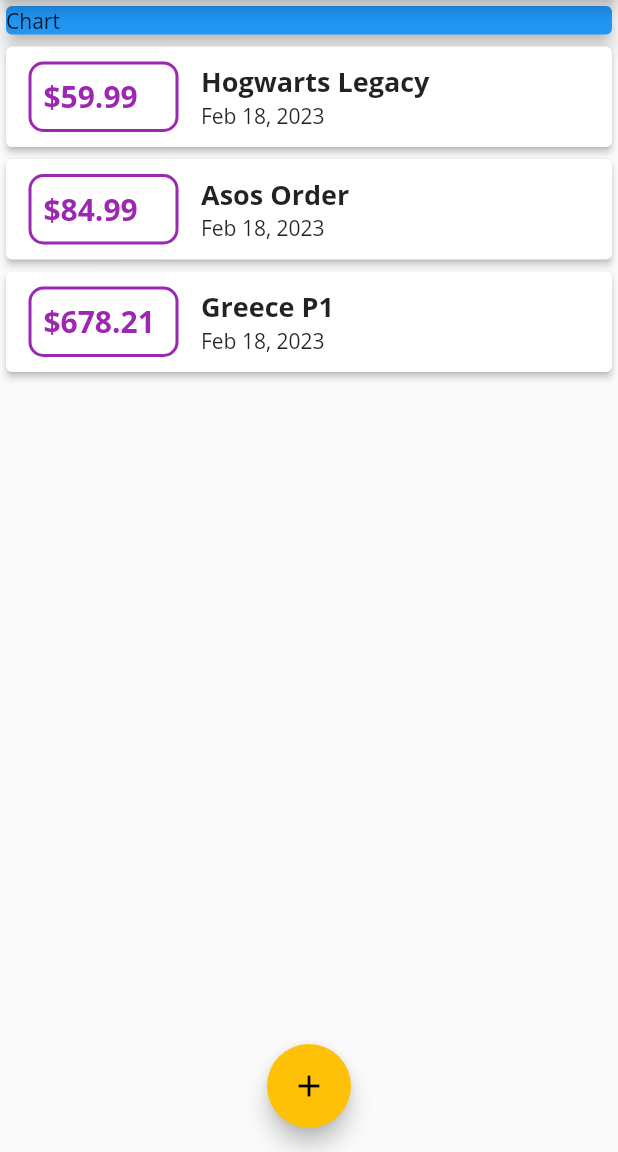
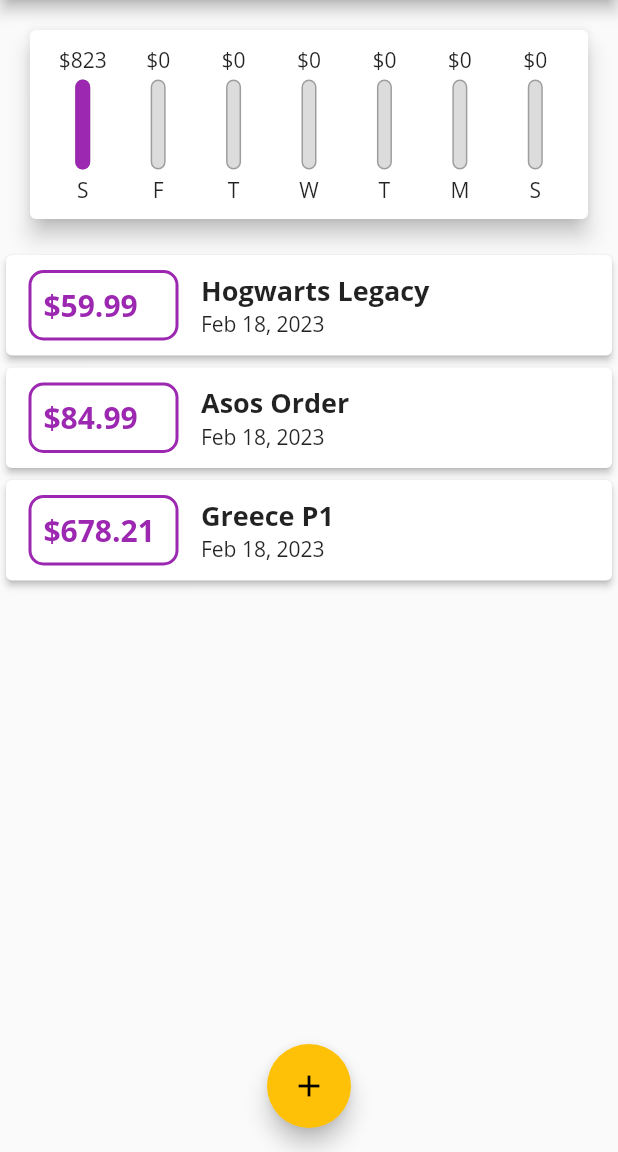
Before and after one commit to TheTota/personal_expenses_app, a Flutter app: the screen it shows after launch, on a phone screen of 412 x 824 dp, the part 84-1236 px from its top. Run offline on Flutter 3.47's test engine with Material 2 defaults, Android fonts, the phone set to English and light mode, and no system bars.

Commit message:
add chart and update styling

```diff
--- a/lib/main.dart
+++ b/lib/main.dart
@@ -2,6 +2,7 @@ import 'package:flutter/material.dart';
 
 import './widgets/new_transaction.dart';
 import './widgets/transaction_list.dart';
+import './widgets/chart.dart';
 import './models/transaction.dart';
 
 void main() => runApp(MyApp());
@@ -29,10 +30,7 @@ class MyApp extends StatelessWidget {
               titleTextStyle: TextStyle(
                   fontFamily: 'OpenSans',
                   fontSize: 21,
-            fontWeight: FontWeight.bold
-          )
-        )
-      ),
+                  fontWeight: FontWeight.bold))),
       home: MyHomePage(),
     );
   }
@@ -57,6 +55,13 @@ class _MyHomePageState extends State<MyHomePage> {
     Transaction(
         id: 't3', title: 'Greece P1', amount: 678.21, date: DateTime.now()),
   ];
+
+  List<Transaction> get _recentTransactions {
+    return _userTransactions
+        .where(
+            (t) => t.date.isAfter(DateTime.now().subtract(Duration(days: 7))))
+        .toList();
+  }
 
   void _addNewTransaction(String title, double amount) {
     final newTx = Transaction(
@@ -96,14 +101,7 @@ class _MyHomePageState extends State<MyHomePage> {
       body: SingleChildScrollView(
         child: Column(
           children: <Widget>[
-            Container(
-              width: double.infinity,
-              child: Card(
-                color: Colors.blue,
-                elevation: 5,
-                child: Text('Chart'),
-              ),
-            ),
+            Chart(_recentTransactions),
             TransactionList(_userTransactions),
           ],
         ),
--- /dev/null
+++ b/lib/widgets/chart.dart
@@ -0,0 +1,63 @@
+import 'package:flutter/material.dart';
+import 'package:intl/intl.dart';
+
+import './chart_bar.dart';
+
+import '../models/transaction.dart';
+
+class Chart extends StatelessWidget {
+  final List<Transaction> recentTransactions;
+
+  const Chart(this.recentTransactions, {super.key});
+
+  List<Map<String, Object>> get groupedTransactionValues {
+    return List.generate(7, (index) {
+      final weekDay = DateTime.now().subtract(Duration(days: index));
+
+      var totalSum = 0.0;
+      for (var i = 0; i < recentTransactions.length; i++) {
+        if (recentTransactions[i].date.day == weekDay.day &&
+            recentTransactions[i].date.month == weekDay.month &&
+            recentTransactions[i].date.year == weekDay.year) {
+          totalSum += recentTransactions[i].amount;
+        }
+      }
+
+      return {
+        'day': DateFormat.E().format(weekDay).substring(0, 1),
+        'amount': totalSum,
+      };
+    });
+  }
+
+  double get totalSpending {
+    return groupedTransactionValues.fold(
+      0.0,
+      (sum, item) => sum + (item['amount'] as double),
+    );
+  }
+
+  @override
+  Widget build(BuildContext context) {
+    return Card(
+      elevation: 6,
+      margin: EdgeInsets.all(20),
+      child: Padding(
+        padding: EdgeInsets.all(10),
+        child: Row(
+          mainAxisAlignment: MainAxisAlignment.spaceAround,
+          children: groupedTransactionValues.map((data) {
+            return Flexible(
+              fit: FlexFit.tight,
+              child: ChartBar(
+                data['day'] as String,
+                data['amount'] as double,
+                totalSpending == 0.0 ? 0.0 : (data['amount'] as double) / totalSpending
+              ),
+            );
+          }).toList(),
+        ),
+      ),
+    );
+  }
+}
--- /dev/null
+++ b/lib/widgets/chart_bar.dart
@@ -0,0 +1,53 @@
+import 'package:flutter/material.dart';
+import 'package:flutter/src/widgets/framework.dart';
+import 'package:flutter/src/widgets/placeholder.dart';
+
+class ChartBar extends StatelessWidget {
+  final String label;
+  final double spendingAmount;
+  final double spendingPctOfTotal;
+
+  const ChartBar(this.label, this.spendingAmount, this.spendingPctOfTotal,
+      {super.key});
+
+  @override
+  Widget build(BuildContext context) {
+    return Column(
+      children: [
+        FittedBox(child: Text('\$${spendingAmount.toStringAsFixed(0)}')),
+        SizedBox(
+          height: 4,
+        ),
+        Container(
+          height: 60,
+          width: 10,
+          child: Stack(children: [
+            Container(
+              decoration: BoxDecoration(
+                border: Border.all(
+                  color: Colors.grey,
+                  width: 1.0,
+                ),
+                color: Color.fromRGBO(220, 220, 220, 1),
+                borderRadius: BorderRadius.circular(10),
+              ),
+            ),
+            FractionallySizedBox(
+              heightFactor: spendingPctOfTotal,
+              child: Container(
+                decoration: BoxDecoration(
+                  color: Theme.of(context).primaryColor,
+                  borderRadius: BorderRadius.circular(10),
+                ),
+              ),
+            )
+          ]),
+        ),
+        SizedBox(
+          height: 4,
+        ),
+        Text(label)
+      ],
+    );
+  }
+}
--- a/lib/widgets/transaction_list.dart
+++ b/lib/widgets/transaction_list.dart
@@ -12,7 +12,22 @@ class TransactionList extends StatelessWidget {
   Widget build(BuildContext context) {
     return Container(
       height: 500,
-      child: ListView.builder(
+      child: transactions.isEmpty
+          ? Column(
+              children: [
+                Text(
+                  'No transactions added yet!',
+                  style: Theme.of(context).textTheme.titleLarge,
+                ),
+                SizedBox(height: 15),
+                Container(
+                  height: 200,
+                  child: Image.asset('assets/images/waiting.png',
+                      fit: BoxFit.cover),
+                ),
+              ],
+            )
+          : ListView.builder(
               itemBuilder: (ctx, index) {
                 return Card(
                   elevation: 2,
@@ -34,12 +49,16 @@ class TransactionList extends StatelessWidget {
                           ),
                         ),
                         width: 100,
+                        child: FittedBox(
+                          fit: BoxFit.scaleDown,
+                          alignment: Alignment.centerLeft,
                           child: Text(
                             '\$${transactions[index].amount.toStringAsFixed(2)}',
                             style: TextStyle(
                               fontWeight: FontWeight.bold,
                               fontSize: 20,
                               color: Theme.of(context).primaryColor,
+                            ),
                           ),
                         ),
                       ),
@@ -51,7 +70,8 @@ class TransactionList extends StatelessWidget {
                             transactions[index].title,
                             style: Theme.of(context).textTheme.titleLarge,
                           ),
-                    Text(DateFormat.yMMMd().format(transactions[index].date)),
+                          Text(DateFormat.yMMMd()
+                              .format(transactions[index].date)),
                         ],
                       )
                     ],
--- a/pubspec.yaml
+++ b/pubspec.yaml
@@ -71,10 +71,8 @@ flutter:
           weight: 700
 
 
-  # To add assets to your application, add an assets section, like this:
-  # assets:
-  #   - images/a_dot_burr.jpeg
-  #   - images/a_dot_ham.jpeg
+  assets:
+    - assets/images/waiting.png
 
   # An image asset can refer to one or more resolution-specific "variants", see
   # https://flutter.dev/assets-and-images/#resolution-aware
```
Also changed, not shown: assets/images/waiting.png (added). Lines whose indentation alone changed are shown as unchanged.
